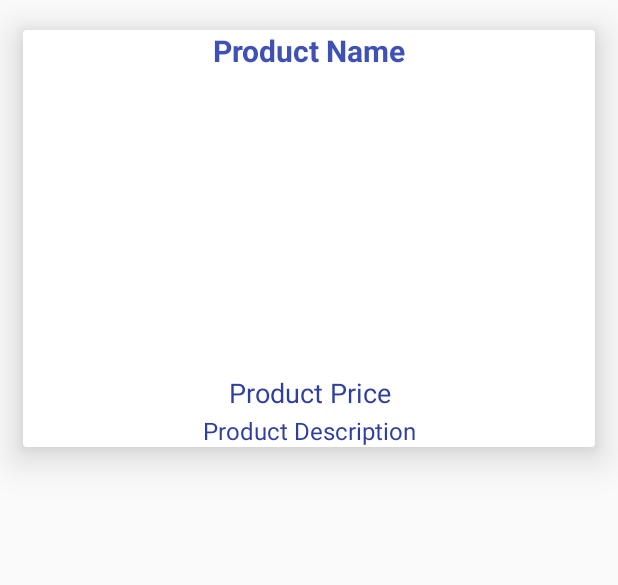
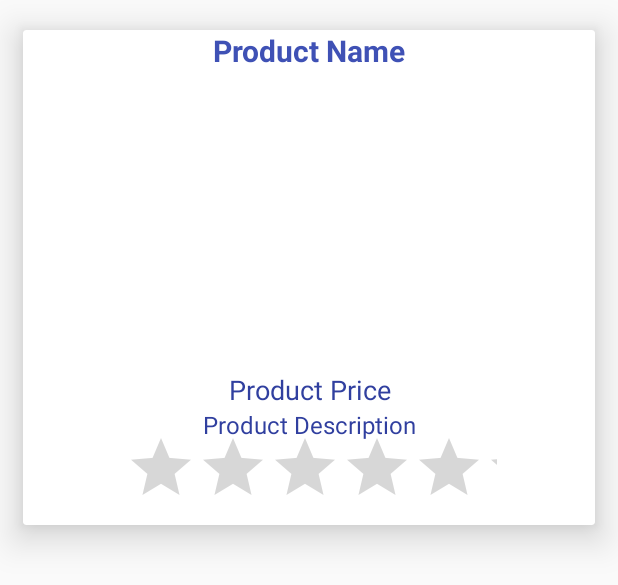
Before and after one commit to AnjilaShrestha/Application, an Android app: the layout product_items_layout.xml on its own in the app's theme, with its tools: preview values and no code run, on a phone screen of 412 x 824 dp. Shown: the top 585 px of the screen. Run offline under Robolectric (Android 15) with nearby library versions, the phone set to English and light mode, and no system bars.

Commit message:
Construction phase

```diff
--- a/app/build.gradle
+++ b/app/build.gradle
@@ -20,7 +20,7 @@ android {
 
 dependencies {
     implementation fileTree(dir: 'libs', include: ['*.jar'])
-    implementation 'com.android.support:appcompat-v7:27.1.0'
+    implementation 'com.android.support:appcompat-v7:27.1.1'
     implementation 'com.android.support:design:27.1.0'
     implementation 'com.google.firebase:firebase-core:11.8.0'
     implementation 'com.google.firebase:firebase-database:11.8.0'
@@ -35,8 +35,7 @@ dependencies {
     implementation 'com.android.support:cardview-v7:27.1.1'
     implementation 'com.android.support:recyclerview-v7:27.1.1'
     implementation 'com.cepheuen.elegant-number-button:lib:1.0.2'
-
-
+    implementation 'com.github.azygous13:rate-app:0.2.3'
     implementation 'com.android.support.constraint:constraint-layout:1.1.3'
     implementation 'com.google.firebase:firebase-auth:11.8.0'
     implementation 'com.google.firebase:firebase-crash:11.8.0'
--- a/app/src/main/AndroidManifest.xml
+++ b/app/src/main/AndroidManifest.xml
@@ -9,6 +9,7 @@
         android:roundIcon="@mipmap/ic_launcher_round"
         android:supportsRtl="true"
         android:theme="@style/AppTheme">
+        <activity android:name=".Help"></activity>
         <activity
             android:name=".Main3Activity"
             android:label="@string/app_name"
@@ -31,7 +32,7 @@
         <activity android:name=".AdminCategoryActivity" />
         <activity android:name=".ProductDetailsActivity" />
         <activity android:name=".CartActivity" />
-        <activity android:name=".ConfirmFinalOrderActivity"></activity>
+        <activity android:name=".ConfirmFinalOrderActivity" />
     </application>
 
 </manifest>
--- a/app/src/main/res/layout/product_items_layout.xml
+++ b/app/src/main/res/layout/product_items_layout.xml
@@ -1,36 +1,40 @@
 <?xml version="1.0" encoding="utf-8"?>
 <android.support.v7.widget.CardView xmlns:android="http://schemas.android.com/apk/res/android"
+    xmlns:app="http://schemas.android.com/apk/res-auto"
+    xmlns:tools="http://schemas.android.com/tools"
     android:layout_width="match_parent"
     android:layout_height="wrap_content"
-    xmlns:app="http://schemas.android.com/apk/res-auto"
+    android:layout_marginStart="15dp"
     android:layout_marginTop="20dp"
-    android:layout_marginStart="15dp"
     android:layout_marginEnd="15dp"
     app:cardElevation="15dp">
 
-    <RelativeLayout
+    <android.support.constraint.ConstraintLayout
         android:layout_width="match_parent"
         android:layout_height="match_parent">
 
         <TextView
             android:id="@+id/product_name"
-            android:layout_width="match_parent"
+            android:layout_width="0dp"
             android:layout_height="wrap_content"
             android:text="Product Name"
             android:textAlignment="center"
-            android:textSize="20dp"
+            android:textColor="@color/colorPrimary"
+            android:textSize="20sp"
             android:textStyle="bold"
-            android:textColor="@color/colorPrimary"
-            />
+            app:layout_constraintEnd_toEndOf="parent"
+            app:layout_constraintStart_toStartOf="parent"
+            app:layout_constraintTop_toTopOf="parent" />
 
         <ImageView
             android:id="@+id/product_image"
-            android:layout_width="match_parent"
+            android:layout_width="0dp"
             android:layout_height="200dp"
             android:layout_below="@+id/product_name"
             android:scaleType="centerCrop"
-            android:layout_marginTop="2dp"
-            />
+            app:layout_constraintEnd_toEndOf="parent"
+            app:layout_constraintStart_toStartOf="parent"
+            app:layout_constraintTop_toBottomOf="@+id/product_name" />
 
         <TextView
             android:id="@+id/product_price"
@@ -39,9 +43,12 @@
             android:layout_below="@+id/product_image"
             android:text="Product Price"
             android:textAlignment="center"
-            android:textSize="18dp"
             android:textColor="@color/colorPrimaryDark"
-            />
+            android:textSize="18sp"
+            app:layout_constraintEnd_toEndOf="parent"
+            app:layout_constraintHorizontal_bias="1.0"
+            app:layout_constraintStart_toStartOf="parent"
+            app:layout_constraintTop_toBottomOf="@+id/product_image" />
 
         <TextView
             android:id="@+id/product_description"
@@ -49,12 +56,26 @@
             android:layout_height="wrap_content"
             android:layout_below="@+id/product_price"
             android:text="Product Description"
-            android:layout_marginTop="2dp"
             android:textAlignment="center"
-            android:textSize="16dp"
             android:textColor="@color/colorPrimaryDark"
-            />
+            android:textSize="16sp"
+            app:layout_constraintBottom_toBottomOf="parent"
+            app:layout_constraintEnd_toEndOf="parent"
+            app:layout_constraintStart_toStartOf="parent"
+            app:layout_constraintTop_toBottomOf="@+id/product_price"
+            app:layout_constraintVertical_bias="0.0" />
 
-    </RelativeLayout>
 
+        <RatingBar
+            android:id="@+id/ratingBar"
+            android:layout_width="248dp"
+            android:layout_height="62dp"
+            android:layout_marginTop="16dp"
+            app:layout_constraintEnd_toEndOf="parent"
+            app:layout_constraintHorizontal_bias="0.51"
+            app:layout_constraintStart_toStartOf="parent"
+            app:layout_constraintTop_toBottomOf="@+id/product_price" />
+
+
+    </android.support.constraint.ConstraintLayout>
 </android.support.v7.widget.CardView>
--- a/app/src/main/res/values-v21/styles.xml
+++ b/app/src/main/res/values-v21/styles.xml
@@ -4,5 +4,12 @@
         <item name="windowActionBar">false</item>
         <item name="windowNoTitle">true</item>
         <item name="android:statusBarColor">@android:color/transparent</item>
+        <item name="android:actionOverflowButtonStyle">@style/filter_btn</item>
+    </style>
+
+    <style name="filter_btn" parent="android:style/Widget.Holo.Light.ActionButton.Overflow">
+        <item name="android:src">@drawable/ic_filter</item>
+        <item name="android:background">?android:attr/actionBarItemBackground</item>
+        <item name="android:contentDescription">Filter</item>
     </style>
 </resources>
--- a/app/src/main/res/values/strings.xml
+++ b/app/src/main/res/values/strings.xml
@@ -7,5 +7,9 @@
     <string name="nav_header_desc">Navigation header</string>
     <string name="action_settings">Settings</string>
     <string name="title_activity_main2">Main2Activity</string>
-
+    <string name="rate_app_title">Rate Us</string>
+    <string name="rate_app_description">If you enjoy using this app, would you mind taking a moment to rate it? It won\'t take more than a minute. Thank you for your support!</string>
+    <string name="rate_app_later">REMIND ME LATER</string>
+    <string name="rate_app_never">NO, THANKS</string>
+    <string name="rate_app_now">RATE NOW</string>
 </resources>
--- a/app/src/main/res/values/styles.xml
+++ b/app/src/main/res/values/styles.xml
@@ -6,6 +6,7 @@
         <item name="colorPrimary">@color/colorPrimary</item>
         <item name="colorPrimaryDark">@color/colorPrimaryDark</item>
         <item name="colorAccent">@color/colorAccent</item>
+        <item name="android:actionOverflowButtonStyle">@style/filter_btn</item>
     </style>
 
     <style name="AppTheme.NoActionBar">
@@ -17,4 +18,10 @@
 
     <style name="AppTheme.PopupOverlay" parent="ThemeOverlay.AppCompat.Light" />
 
+
+    <style name="filter_btn" parent="android:style/Widget.Holo.Light.ActionButton.Overflow">
+        <item name="android:src">@drawable/ic_filter</item>
+        <item name="android:background">?android:attr/actionBarItemBackground</item>
+        <item name="android:contentDescription">Filter</item>
+    </style>
 </resources>
--- a/build.gradle
+++ b/build.gradle
@@ -7,9 +7,8 @@ buildscript {
         jcenter()
     }
     dependencies {
-        classpath 'com.android.tools.build:gradle:3.1.3'
+        classpath 'com.android.tools.build:gradle:4.0.1'
         classpath 'com.google.gms:google-services:4.0.1'
-
 
         // NOTE: Do not place your application dependencies here; they belong
         // in the individual module build.gradle files
--- a/gradle.properties
+++ b/gradle.properties
@@ -7,6 +7,7 @@
 # Specifies the JVM arguments used for the daemon process.
 # The setting is particularly useful for tweaking memory settings.
 org.gradle.jvmargs=-Xmx1536m
+
 # When configured, Gradle will run in incubating parallel mode.
 # This option should only be used with decoupled projects. More details, visit
 # http://www.gradle.org/docs/current/userguide/multi_project_builds.html#sec:decoupled_projects
```
Also changed, not shown: app/src/main/java/com/example/ashres68/application/Help.java (added, +13 -0 lines), app/src/main/java/com/example/ashres68/application/MainActivity.java (+57 -25 lines), app/src/main/res/menu/activity_main_drawer.xml (+6 -8 lines), app/src/main/res/menu/main.xml (+16 -0 lines), app/src/main/res/drawable-v21/search.png (added), app/src/main/res/drawable/help.png (added), gradle/wrapper/gradle-wrapper.properties.
